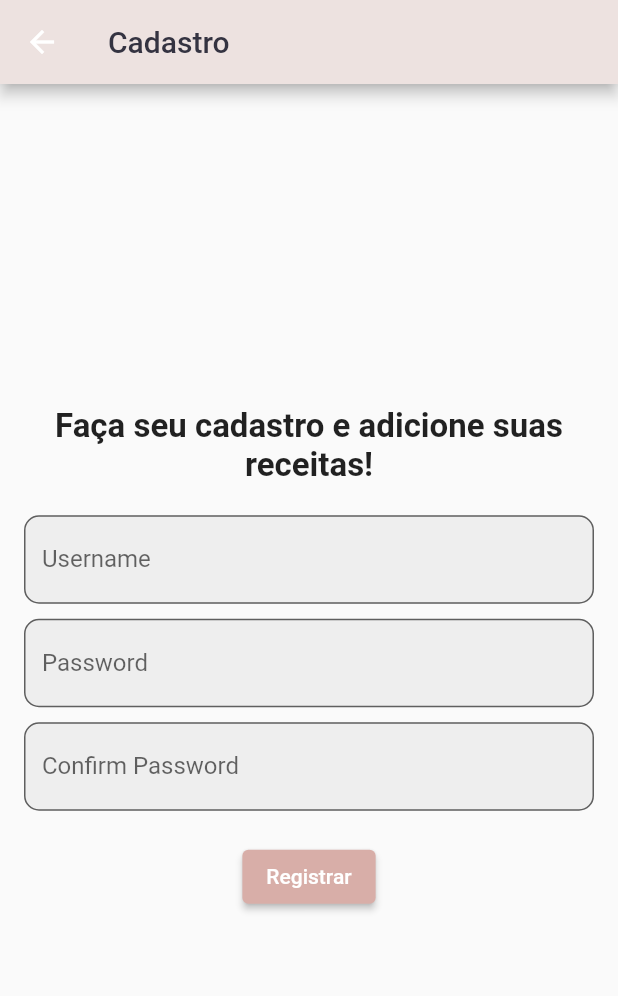
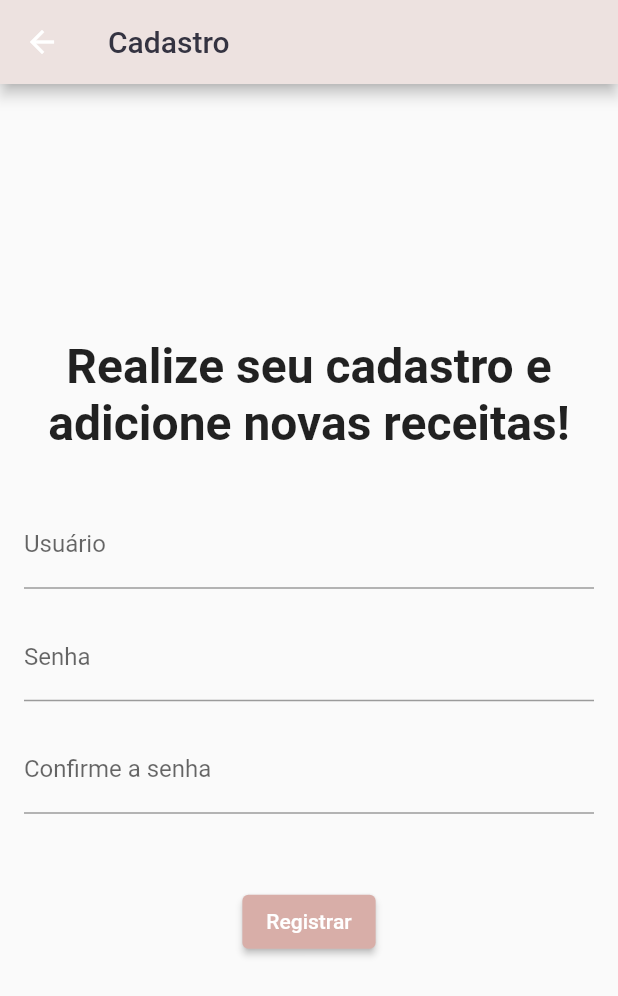
Before and after one commit to PedroHeinrichSP/ProjetoCOZINHAFACIL, a Flutter app: the CadastroScreen screen opened by its route, on a phone screen of 412 x 824 dp. Shown: the top 996 px of the screen. Run offline on Flutter 3.47's test engine with Material 2 defaults, Android fonts, the phone set to English and light mode, and no system bars; our stand-ins replace sqflite, sqflite_common, sqflite_common_ffi; accounts and stored records are empty; network calls fail.

Commit message:
final visual update

```diff
--- a/cozinhafacil/lib/screens/cadastro.dart
+++ b/cozinhafacil/lib/screens/cadastro.dart
@@ -3,7 +3,6 @@ import 'database_helper.dart';
 import 'user_model.dart';
 import 'perfil.dart';
 import 'package:cozinhafacil/utils/pallete.dart';
-
 
 class CadastroScreen extends StatefulWidget {
   @override
@@ -21,7 +20,7 @@ class _CadastroScreenState extends State<CadastroScreen> {
       barrierDismissible: false,
       builder: (BuildContext context) {
         return AlertDialog(
-          title: Text('Resultado do Cadastro'),
+          title: const Text('Resultado do Cadastro'),
           content: SingleChildScrollView(
             child: ListBody(
               children: <Widget>[
@@ -31,7 +30,7 @@ class _CadastroScreenState extends State<CadastroScreen> {
           ),
           actions: <Widget>[
             TextButton(
-              child: Text('OK'),
+              child: const Text('OK'),
               onPressed: () {
                 Navigator.of(context).pop();
                 if (message == "Cadastro bem-sucedido!") {
@@ -71,9 +70,9 @@ class _CadastroScreenState extends State<CadastroScreen> {
     return Scaffold(
       appBar: AppBar(
           backgroundColor: AppColors.primaryColor,
-        title: Text('Cadastro',
+          title: const Text('Cadastro',
               style: TextStyle(
-      color: AppColors.textColor, // Define a cor do texto),
+                color: AppColors.textColor,
               ))),
       body: Center(
         child: Padding(
@@ -81,54 +80,49 @@ class _CadastroScreenState extends State<CadastroScreen> {
           child: Column(
             mainAxisAlignment: MainAxisAlignment.center,
             children: <Widget>[
-              Text(
-                'Faça seu cadastro e adicione suas receitas!',
+              const Padding(
+                padding: EdgeInsets.only(bottom: 32.0),
+                child: Text(
+                  'Realize seu cadastro e adicione novas receitas!',
                   textAlign: TextAlign.center,
                   style: TextStyle(
-                  fontSize: 22.0,
+                    fontSize: 32.0,
                     fontWeight: FontWeight.bold,
                   ),
                 ),
-              SizedBox(height: 20.0),
-              TextField(
+              ),
+              Padding(
+                padding: const EdgeInsets.only(bottom: 16.0),
+                child: TextField(
                   controller: _usernameController,
-                decoration: InputDecoration(
-                  labelText: 'Username',
-                  border: OutlineInputBorder(
-                    borderRadius: BorderRadius.circular(10.0),
-                  ),
-                  filled: true,
-                  fillColor: Colors.grey[200],
+                  decoration: const InputDecoration(
+                    labelText: 'Usuário',
                   ),
                 ),
-              SizedBox(height: 10.0),
-              TextField(
+              ),
+              Padding(
+                padding: const EdgeInsets.only(bottom: 16.0),
+                child: TextField(
                   controller: _passwordController,
                   obscureText: true,
-                decoration: InputDecoration(
-                  labelText: 'Password',
-                  border: OutlineInputBorder(
-                    borderRadius: BorderRadius.circular(10.0),
-                  ),
-                  filled: true,
-                  fillColor: Colors.grey[200],
+                  decoration: const InputDecoration(
+                    labelText: 'Senha',
                   ),
                 ),
-              SizedBox(height: 10.0),
-              TextField(
+              ),
+              Padding(
+                padding: const EdgeInsets.only(bottom: 16.0),
+                child: TextField(
                   controller: _confirmPasswordController,
                   obscureText: true,
-                decoration: InputDecoration(
-                  labelText: 'Confirm Password',
-                  border: OutlineInputBorder(
-                    borderRadius: BorderRadius.circular(10.0),
-                  ),
-                  filled: true,
-                  fillColor: Colors.grey[200],
+                  decoration: const InputDecoration(
+                    labelText: 'Confirme a senha',
                   ),
                 ),
-              SizedBox(height: 20.0), // Espaço adicionado
-              ElevatedButton(
+              ),
+              Padding(
+                padding: const EdgeInsets.only(top: 32.0, bottom: 16.0),
+                child: ElevatedButton(
                   style: ButtonStyle(
                     backgroundColor:
                         MaterialStateProperty.all(AppColors.buttonSecondaryColor),
@@ -151,6 +145,7 @@ class _CadastroScreenState extends State<CadastroScreen> {
                     }
                   },
                 ),
+              ),
             ],
           ),
         ),
```
Also changed, not shown: cozinhafacil/lib/screens/login.dart (+24 -23 lines). Lines whose indentation alone changed are shown as unchanged.
